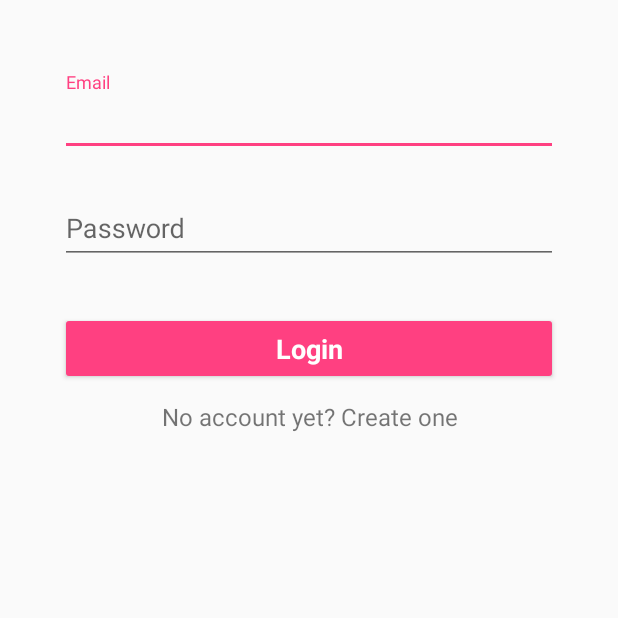
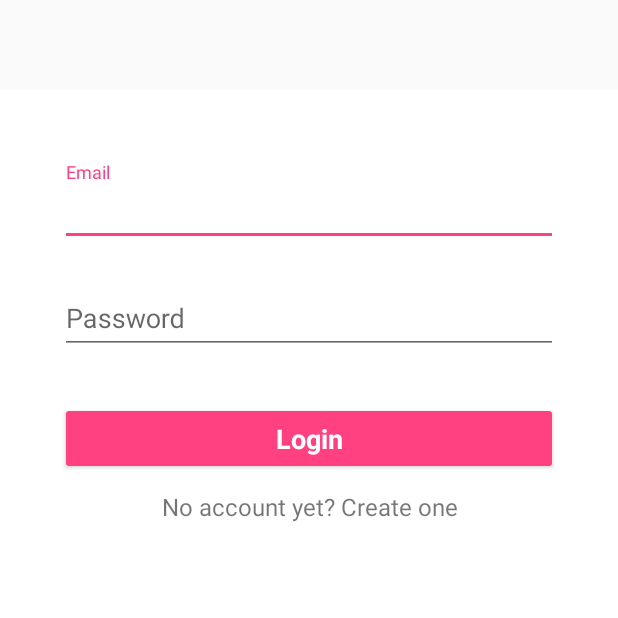
Before and after one commit to neev/EasyFit, an Android app: the screen it shows after launch (Login), on a phone screen of 412 x 824 dp, the top half of it. Run offline under Robolectric (Android 15) with nearby library versions, the phone set to English and light mode, and no system bars; our stand-ins replace AdMob, ButterKnife; libraries missing offline, so code that uses them is left out: com.facebook, com.facebook.login, com.firebase.client; plain views replace LoginButton; pictures from the network do not load; 10 statements that could not run were skipped.

Commit message:
added signed apk

```diff
--- a/app/src/main/java/com/neeraja/android/easyfit/BaseActivity.java
+++ b/app/src/main/java/com/neeraja/android/easyfit/BaseActivity.java
@@ -6,9 +6,13 @@
 import android.database.Cursor;
 import android.database.sqlite.SQLiteDatabase;
 import android.support.annotation.LayoutRes;
+import android.support.design.widget.AppBarLayout;
+import android.support.design.widget.CollapsingToolbarLayout;
+import android.support.design.widget.CoordinatorLayout;
 import android.support.design.widget.NavigationView;
 import android.support.v4.view.GravityCompat;
 import android.support.v4.widget.DrawerLayout;
+import android.support.v4.widget.SwipeRefreshLayout;
 import android.support.v7.app.ActionBarDrawerToggle;
 import android.support.v7.app.AppCompatActivity;
 import android.support.v7.widget.Toolbar;
@@ -30,11 +34,16 @@
 
     public NavigationView navigationView;
     private DrawerLayout fullLayout;
-    private Toolbar toolbar;
+
     private ActionBarDrawerToggle drawerToggle;
     private int selectedNavItemId;
     SessionManagement session;
+    private Toolbar mToolbar;
+    private CoordinatorLayout coordinatorLayout;
+    private SwipeRefreshLayout mSwipeRefreshLayout;
 
+    private AppBarLayout appBarLayout;
+    private CollapsingToolbarLayout mCollapsingToolbarLayout;
 
     private int mYear;
     private int mMonth;
@@ -43,28 +52,7 @@
 
     static final int DATE_DIALOG_ID = 0;
     String pickedDate;
-    /**
-     * ATTENTION: This was auto-generated to implement the App Indexing API.
-     * See https://g.co/AppIndexing/AndroidStudio for more information.
-     */
 
-
-    /*@Override
-    protected void onCreate(Bundle savedInstanceState) {
-        super.onCreate(savedInstanceState);
-        setContentView(R.layout.activity_base);
-        Toolbar toolbar = (Toolbar) findViewById(R.id.toolbar);
-        setSupportActionBar(toolbar);
-
-        FloatingActionButton fab = (FloatingActionButton) findViewById(R.id.fab);
-        fab.setOnClickListener(new View.OnClickListener() {
-            @Override
-            public void onClick(View view) {
-                Snackbar.make(view, "Replace with your own action", Snackbar.LENGTH_LONG)
-                        .setAction("Action", null).show();
-            }
-        });
-    }*/
 
     @Override
     public void setContentView(@LayoutRes int layoutResID) {
@@ -83,17 +71,20 @@
          * instead we pass it our inflated layout.
          */
         super.setContentView(fullLayout);
+        coordinatorLayout = (CoordinatorLayout) findViewById(R.id
+                .baseActivity_coorid_layout);
+        mToolbar = (Toolbar) findViewById(R.id.toolbarProfile);
+        appBarLayout = (AppBarLayout) findViewById(R.id.appbar);
 
-        toolbar = (Toolbar) findViewById(R.id.toolbarProfile);
         navigationView = (NavigationView) findViewById(R.id.navigationView);
 
 
 
         if (useToolbar()) {
-            setSupportActionBar(toolbar);
+            setSupportActionBar(mToolbar);
             getSupportActionBar().setDisplayHomeAsUpEnabled(true);
         } else {
-            toolbar.setVisibility(View.GONE);
+            mToolbar.setVisibility(View.GONE);
         }
 
         setUpNavView();
@@ -109,7 +100,7 @@
         session=new SessionManagement(this);
 
         if (useDrawerToggle()) { // use the hamburger menu
-            drawerToggle = new ActionBarDrawerToggle(this, fullLayout, toolbar,
+            drawerToggle = new ActionBarDrawerToggle(this, fullLayout, mToolbar,
                     R.string.navigation_drawer_open, R.string.navigation_drawer_close);
 
             fullLayout.setDrawerListener(drawerToggle);
--- a/app/src/main/java/com/neeraja/android/easyfit/MainActivity.java
+++ b/app/src/main/java/com/neeraja/android/easyfit/MainActivity.java
@@ -6,13 +6,15 @@
 import android.database.Cursor;
 import android.database.sqlite.SQLiteDatabase;
 import android.os.Bundle;
+import android.support.design.widget.CoordinatorLayout;
 import android.support.design.widget.NavigationView;
+import android.support.design.widget.Snackbar;
 import android.support.v4.widget.DrawerLayout;
 import android.view.Menu;
 import android.view.MenuItem;
+import android.view.MotionEvent;
 import android.view.View;
 import android.widget.ImageView;
-import android.widget.Toast;
 
 import com.bumptech.glide.Glide;
 import com.google.android.gms.ads.AdRequest;
@@ -40,7 +42,7 @@
     //To check the internet conection
 
     boolean isOnline;
-
+    CoordinatorLayout coordinatorLayout;
 
 
 
@@ -59,14 +61,23 @@
         }
 
         mFlowerImage = (ImageView) findViewById(R.id.flower_imageview);
+         coordinatorLayout = (CoordinatorLayout) findViewById(R.id
+                .baseActivity_coorid_layout);
+        mFlowerImage.setOnTouchListener(new View.OnTouchListener() {
+                                            @Override
+                                            public boolean onTouch(View v, MotionEvent event) {
+                                                if(event.getActionMasked() == MotionEvent.ACTION_UP){
 
-mFlowerImage.setOnClickListener(new View.OnClickListener() {
-    @Override
-    public void onClick(View v) {
-        Toast.makeText(MainActivity.this,"Please on the menu to record a workout",Toast
-                .LENGTH_LONG);
-    }
-});
+                                                    Snackbar snackbar = Snackbar
+                                                        .make(coordinatorLayout, "Please click the menu or slide right  to view " +
+                                                                "more!", Snackbar.LENGTH_LONG);
+
+                                                    return true;
+                                                }
+                                                return false;
+                                            }
+                                        }
+        );
 
        /* try {
             PackageInfo info = getPackageManager().getPackageInfo(
@@ -82,7 +93,7 @@
         }*/
 
 
-        flower_flag = NumberofRECORDSthisWEEK();
+                flower_flag = NumberofRECORDSthisWEEK();
         Glide.with(MainActivity.this)
                 .load(Utilities.today_flowerimage(flower_flag))
                 .fitCenter()
--- a/app/src/main/res/layout-sw600dp/activity_login.xml
+++ b/app/src/main/res/layout-sw600dp/activity_login.xml
@@ -2,8 +2,9 @@
 <RelativeLayout
     xmlns:android="http://schemas.android.com/apk/res/android"
     xmlns:tools="http://schemas.android.com/tools"
+    xmlns:app="http://schemas.android.com/apk/res-auto"
     android:layout_width="match_parent"
-    android:layout_height="match_parent" xmlns:app="http://schemas.android.com/apk/res-auto"
+    android:layout_height="match_parent"
     android:paddingBottom="@dimen/activity_vertical_margin"
     android:paddingStart="@dimen/activity_horizontal_margin"
     android:paddingEnd="@dimen/activity_horizontal_margin"
@@ -16,39 +17,37 @@
         abc_list_item_padding_horizontal_material -->
     <android.support.v7.widget.Space
         android:id="@+id/cardviewAligner"
-        android:layout_width="500dp"
+        android:layout_width="300dp"
         android:layout_height="300dp"
-
         android:layout_alignParentEnd="true"
-        android:layout_alignParentRight="true"
+        android:layout_alignParentStart="true"
         android:layout_marginTop="?attr/actionBarSize"
-
         android:elevation="@dimen/appbar_elevation"
-        android:layout_marginRight="@dimen/list_item_extra_padding"
         android:layout_marginEnd="@dimen/list_item_extra_padding"
         />
     <android.support.v7.widget.CardView
         android:id="@+id/weather_detail_container"
-        android:layout_width="300dp"
+        android:layout_width="match_parent"
         android:layout_height="300dp"
-        android:layout_alignLeft="@id/cardviewAligner"
-        android:layout_alignRight="@id/cardviewAligner"
+        android:layout_alignParentStart="@id/cardviewAligner"
+        android:layout_alignParentEnd="@id/cardviewAligner"
         android:layout_alignTop="@id/cardviewAligner"
         android:layout_alignBottom="@id/cardviewAligner"
-        android:layout_marginRight="@dimen/abc_list_item_padding_horizontal_material"
         android:layout_marginEnd="@dimen/abc_list_item_padding_horizontal_material"
         android:layout_marginBottom="@dimen/detail_container_bottom_margin"
         app:cardElevation="@dimen/detail_card_elevation"
         app:cardPreventCornerOverlap="false">
 
 
+    </android.support.v7.widget.CardView>
     <LinearLayout
         android:orientation="vertical"
         android:layout_width="match_parent"
         android:layout_height="wrap_content"
         android:paddingTop="24dp"
         android:paddingStart="24dp"
-        android:paddingEnd="24dp">
+        android:paddingEnd="24dp" android:layout_alignTop="@+id/cardviewAligner"
+        android:layout_centerHorizontal="true">
 
 
         <!--  Email Label -->
@@ -107,5 +106,4 @@
 
 
     </LinearLayout>
-    </android.support.v7.widget.CardView>
 </RelativeLayout>
--- a/app/src/main/res/layout/activity_base.xml
+++ b/app/src/main/res/layout/activity_base.xml
@@ -8,24 +8,41 @@
     android:fitsSystemWindows="true"
    >
 
+    <android.support.design.widget.CoordinatorLayout
+        xmlns:android="http://schemas.android.com/apk/res/android"
+        xmlns:app="http://schemas.android.com/apk/res-auto"
+        android:id="@+id/baseActivity_coorid_layout"
+        android:layout_width="match_parent"
+        android:layout_height="match_parent">
 
-        <LinearLayout
+        <android.support.design.widget.AppBarLayout
+            xmlns:android="http://schemas.android.com/apk/res/android"
+            xmlns:app="http://schemas.android.com/apk/res-auto"
+            android:id="@+id/appbar"
             android:layout_width="match_parent"
-            android:layout_height="match_parent"
-            android:orientation="vertical">
+            android:layout_height="wrap_content">
 
             <android.support.v7.widget.Toolbar
                 android:id="@+id/toolbarProfile"
                 android:layout_width="match_parent"
-                android:layout_height="?actionBarSize"
+                android:layout_height="?attr/actionBarSize"
+                app:layout_scrollFlags="scroll|enterAlways"
                 android:background="@color/white"
                 app:theme="@style/MainActionBar"/>
-            <FrameLayout
-                android:id="@+id/activity_content"
-                android:layout_width="match_parent"
-                android:layout_height="match_parent" />
-        </LinearLayout>
-        <android.support.design.widget.NavigationView
+        </android.support.design.widget.AppBarLayout>
+
+        <FrameLayout
+            android:id="@+id/activity_content"
+            android:layout_width="match_parent"
+            android:layout_height="match_parent"
+            android:background="@color/white"
+            android:layout_marginTop="60dp"/>
+
+</android.support.design.widget.CoordinatorLayout>
+
+    <!-- The navigation drawer -->
+
+    <android.support.design.widget.NavigationView
             android:id="@+id/navigationView"
             android:layout_width="wrap_content"
             android:fitsSystemWindows="true"
@@ -33,9 +50,4 @@
             android:layout_height="match_parent"
             android:layout_gravity="start"
             app:menu="@menu/activity_main_drawer"/>
-
-
-
-
-
 </android.support.v4.widget.DrawerLayout>
--- a/app/src/main/res/layout/activity_calender_view.xml
+++ b/app/src/main/res/layout/activity_calender_view.xml
@@ -2,12 +2,14 @@
 <ScrollView
     xmlns:android="http://schemas.android.com/apk/res/android"
     android:layout_width="match_parent"
-    android:layout_height="match_parent">
+    android:layout_height="match_parent"   android:background="@color/white"
+    >
 
     <LinearLayout
         android:layout_width="match_parent"
         android:layout_height="wrap_content"
-        android:orientation="vertical">
+        android:orientation="vertical"
+     >
 
         <LinearLayout
             android:id="@+id/calendar1"
--- a/app/src/main/res/layout/activity_create_new_account.xml
+++ b/app/src/main/res/layout/activity_create_new_account.xml
@@ -8,6 +8,7 @@
     android:paddingStart="@dimen/activity_horizontal_margin"
     android:paddingEnd="@dimen/activity_horizontal_margin"
     android:paddingTop="@dimen/activity_vertical_margin"
+    android:background="@color/white"
     tools:context="com.neeraja.android.easyfit.CreateNewAccount">
 
     <include
--- a/app/src/main/res/layout/activity_current_location.xml
+++ b/app/src/main/res/layout/activity_current_location.xml
@@ -5,8 +5,8 @@
     android:layout_width="match_parent"
     android:layout_height="match_parent"
     android:paddingBottom="@dimen/activity_vertical_margin"
-    android:paddingLeft="@dimen/activity_horizontal_margin"
-    android:paddingRight="@dimen/activity_horizontal_margin"
+    android:paddingStart="@dimen/activity_horizontal_margin"
+    android:paddingEnd="@dimen/activity_horizontal_margin"
     android:paddingTop="@dimen/activity_vertical_margin"
     tools:context="com.neeraja.android.easyfit.CurrentLocation">
     <fragment
--- a/app/src/main/res/layout/activity_login.xml
+++ b/app/src/main/res/layout/activity_login.xml
@@ -8,7 +8,7 @@
     android:paddingStart="@dimen/activity_horizontal_margin"
     android:paddingEnd="@dimen/activity_horizontal_margin"
     android:paddingTop="@dimen/activity_vertical_margin"
-
+    android:background="@color/white"
     tools:context="com.neeraja.android.easyfit.Login">
     <LinearLayout
         android:orientation="vertical"
--- a/app/src/main/res/layout/activity_workout_entry.xml
+++ b/app/src/main/res/layout/activity_workout_entry.xml
@@ -5,7 +5,8 @@
               android:layout_height="match_parent"
               android:orientation="vertical"
 
-              tools:context="com.neeraja.android.easyfit.WorkoutEntry">
+              tools:context="com.neeraja.android.easyfit.WorkoutEntry"
+              android:background="@color/white">
     <TextView
         android:layout_width="wrap_content"
         android:layout_height="wrap_content"
--- a/app/src/main/res/layout/fragment_workout_history.xml
+++ b/app/src/main/res/layout/fragment_workout_history.xml
@@ -6,7 +6,8 @@
                 android:orientation="vertical"
                 android:layout_marginTop="10dp"
                 tools:context="com.neeraja.android.easyfit.WorkoutHistory$PlaceholderFragment"
-                android:gravity="center_vertical|center_horizontal">
+                android:gravity="center_vertical|center_horizontal"
+                android:background="@color/white">
 
 
 
```
Also changed, not shown: app/build.gradle (+11 -1 lines), app/src/main/AndroidManifest.xml (+56 -55 lines), app/src/main/res/values/strings.xml (+6 -6 lines), gradle.properties (line endings or trailing spaces), 5 other files.
